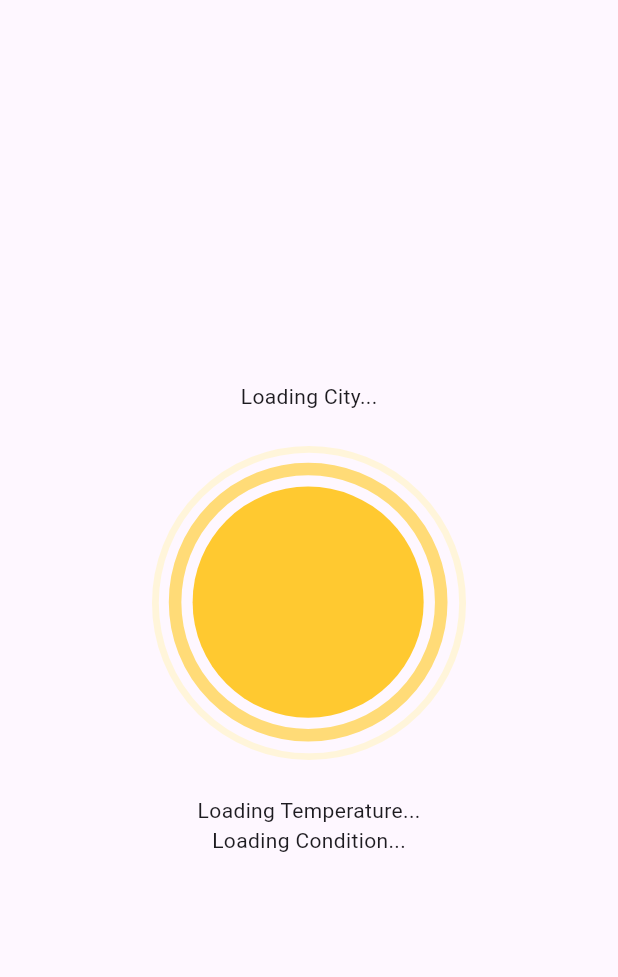
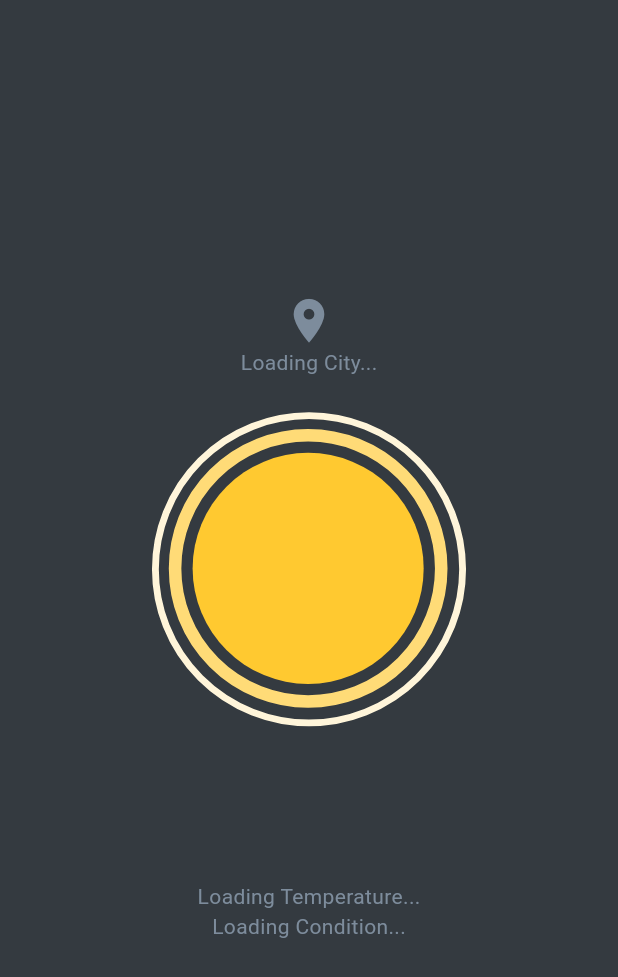
Before and after one commit to 4bhisheksharma/flutter-weather-app, a Flutter app: the screen it shows after launch, on a phone screen of 412 x 824 dp. Shown: the top 977 px of the screen. Run offline on Flutter 3.47's test engine with Material 3 defaults, Android fonts, the phone set to English and light mode, and no system bars; our stand-ins replace flutter_dotenv, geocoding, geolocator, lottie.

Commit message:
Improved UI/Project Completed

```diff
--- a/lib/pages/weather_page.dart
+++ b/lib/pages/weather_page.dart
@@ -3,6 +3,7 @@ import 'package:flutter_dotenv/flutter_dotenv.dart';
 import 'package:lottie/lottie.dart';
 import 'package:weather_app/models/weather_model.dart';
 import 'package:weather_app/services/weather_service.dart';
+import 'package:weather_app/theme/theme.dart';
 
 class WeatherPage extends StatefulWidget {
   const WeatherPage({super.key});
@@ -70,24 +71,46 @@ class _WeatherPageState extends State<WeatherPage> {
   @override
   Widget build(BuildContext context) {
     return Scaffold(
+      backgroundColor: AppTheme.scaffoldBackgroundColor,
       body: Center(
         child: Column(
           mainAxisAlignment: MainAxisAlignment.center,
           children: [
+            //location icon
+            Icon(Icons.location_on, size: 35, color: AppTheme.textColor),
             // city name
-            Text(_weather?.cityName ?? 'Loading City...'),
+            Text(
+              _weather?.cityName ?? 'Loading City...',
+              style: TextStyle(color: AppTheme.textColor),
+            ),
 
             //animation
             Lottie.asset(getWeatherAnimation(_weather?.mainCondition)),
 
+            SizedBox(height: 80),
             // temperature
             if (_weather != null)
-              Text('${_weather!.temperature.round()}°C')
+              Text(
+                '${_weather!.temperature.round()}°C',
+                style: TextStyle(
+                  color: AppTheme.textColor,
+                  fontSize: 35,
+                  fontFamily: 'Roboto',
+                  fontStyle: FontStyle.normal,
+                  fontWeight: FontWeight.w700,
+                ),
+              )
             else
-              Text('Loading Temperature...'),
+              Text(
+                'Loading Temperature...',
+                style: TextStyle(color: AppTheme.textColor),
+              ),
 
             //weather condition
-            Text(_weather?.mainCondition ?? 'Loading Condition...'),
+            Text(
+              _weather?.mainCondition ?? 'Loading Condition...',
+              style: TextStyle(color: AppTheme.textColor),
+            ),
           ],
         ),
       ),
--- /dev/null
+++ b/lib/theme/theme.dart
@@ -0,0 +1,6 @@
+import 'package:flutter/material.dart';
+
+class AppTheme {
+  static const Color scaffoldBackgroundColor = Color(0xFF343a40);
+  static const Color textColor = Color.fromARGB(255, 125, 140, 156);
+}
```
